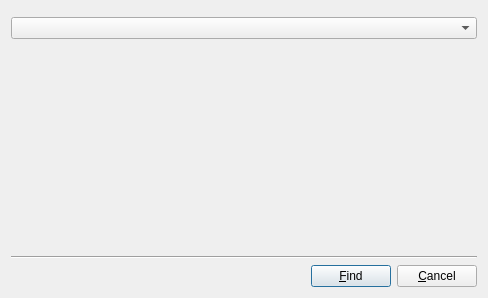
Before: the Qt Designer form src/gui/boardsearchdialog.ui in madnight/chessx, drawn with Qt 5.
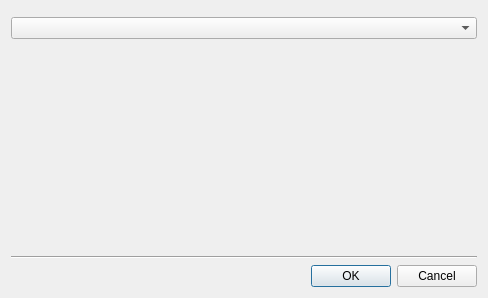
After: the same form once the commit is applied. Custom widgets are drawn as their Qt base class.

Commit message: Refactor groups of push buttons via ButtonBoxes

Patch:
```diff
--- a/src/gui/boardsearchdialog.ui
+++ b/src/gui/boardsearchdialog.ui
@@ -54,35 +54,9 @@
    <item>
     <layout class="QHBoxLayout" name="horizontalLayout_2">
      <item>
-      <spacer name="horizontalSpacer">
-       <property name="orientation">
-        <enum>Qt::Horizontal</enum>
-       </property>
-       <property name="sizeHint" stdset="0">
-        <size>
-         <width>40</width>
-         <height>20</height>
-        </size>
-       </property>
-      </spacer>
-     </item>
-     <item>
-      <layout class="QVBoxLayout" name="verticalLayout_2"/>
-     </item>
-     <item>
-      <widget class="QPushButton" name="okButton">
-       <property name="text">
-        <string>&amp;Find</string>
-       </property>
-       <property name="default">
-        <bool>true</bool>
-       </property>
-      </widget>
-     </item>
-     <item>
-      <widget class="QPushButton" name="cancelButton">
-       <property name="text">
-        <string>&amp;Cancel</string>
+      <widget class="QDialogButtonBox" name="buttonBox">
+       <property name="standardButtons">
+        <set>QDialogButtonBox::Cancel|QDialogButtonBox::Ok</set>
        </property>
       </widget>
      </item>
```
Left out of the diff: 35 changed lines with no effect on the pictures. The commit also changes 29 other files.
